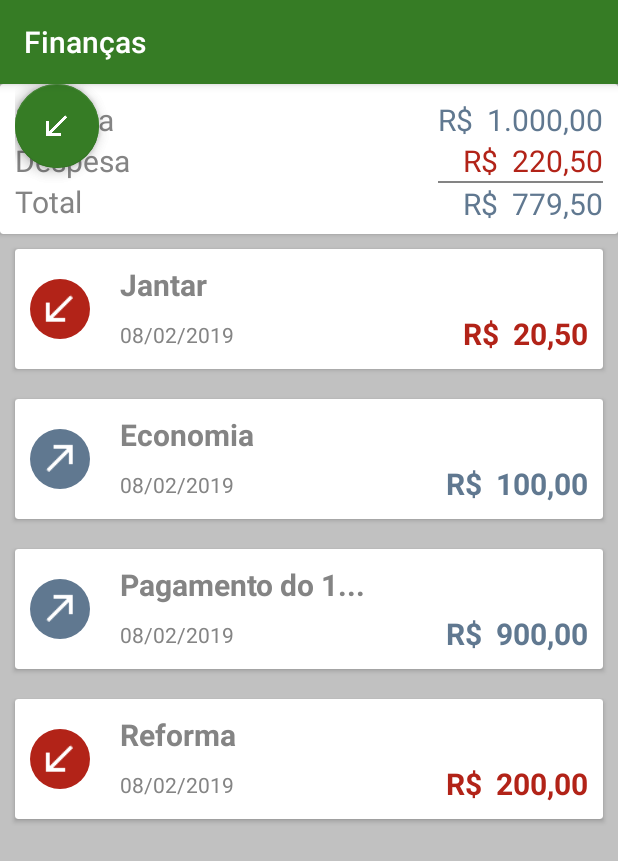
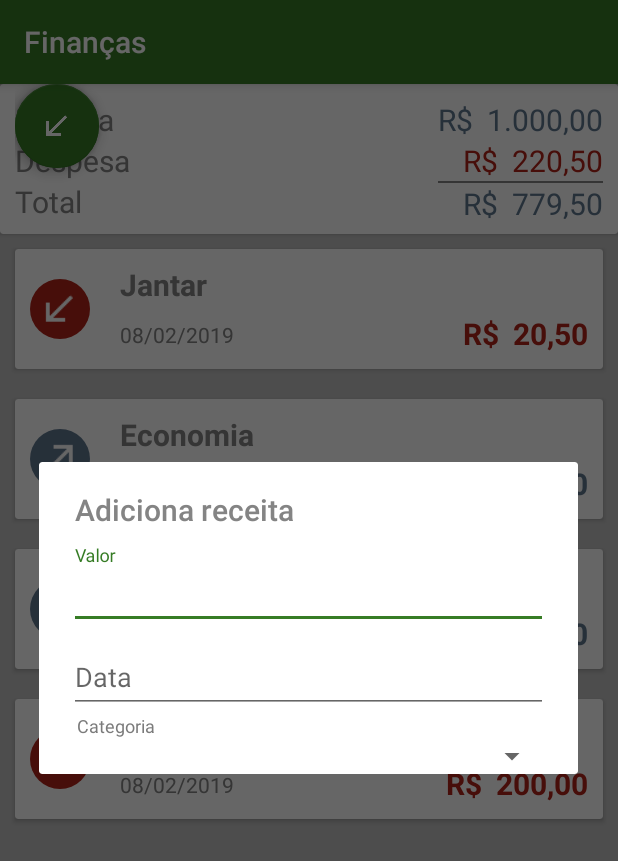
Before and after one commit to C9999/FinancasKotlin, an Android app: the screen it shows after launch (ListaTransacoesActivity), after a tap on an icon or button, on a phone screen of 412 x 824 dp. Shown: the top 861 px of the screen. Run offline under Robolectric (Android 15) with nearby library versions, the phone set to English and light mode, and no system bars; plain views replace FloatingActionButton, FloatingActionMenu.

Commit message:
inserindo layout no Dialog

```diff
--- a/app/src/main/java/br/com/alura/financask/ui/activity/ListaTransacoesActivity.kt
+++ b/app/src/main/java/br/com/alura/financask/ui/activity/ListaTransacoesActivity.kt
@@ -1,8 +1,11 @@
 package br.com.alura.financask.ui.activity
 
 import android.os.Bundle
+import android.support.v7.app.AlertDialog
 import android.support.v7.app.AppCompatActivity
+import android.view.LayoutInflater
 import android.view.View
+import android.view.ViewGroup
 import android.widget.Toast
 import br.com.alura.financask.R
 import br.com.alura.financask.model.Tipo
@@ -26,8 +29,19 @@ class ListaTransacoesActivity : AppCompatActivity() {
         configuraLista(transacoes)
 
         lista_transacoes_adiciona_receita.setOnClickListener {
-            Toast.makeText(this, "clique de receita", Toast.LENGTH_LONG).show()
+            val view: View = window.decorView
+            val viewCriada = LayoutInflater.from(this)
+                    .inflate(
+                            R.layout.form_transacao,
+                            view as ViewGroup,
+                            false)
+
+            AlertDialog.Builder(this)
+                    .setTitle(R.string.adiciona_receita)
+                    .setView(viewCriada)
+                    .show()
         }
+
     }
 
     private fun configuraResumo(transacoes: List<Transacao>) {
@@ -49,3 +63,4 @@ class ListaTransacoesActivity : AppCompatActivity() {
                 Transacao(valor = BigDecimal(200), tipo = Tipo.DESPESA, data = Calendar.getInstance(), categoria = "Reforma"))
     }
 }
+//lista_transacoes_adiciona_receita.setOnClickListener { Toast.makeText(this, "clique de receita", Toast.LENGTH_LONG).show() }
```
